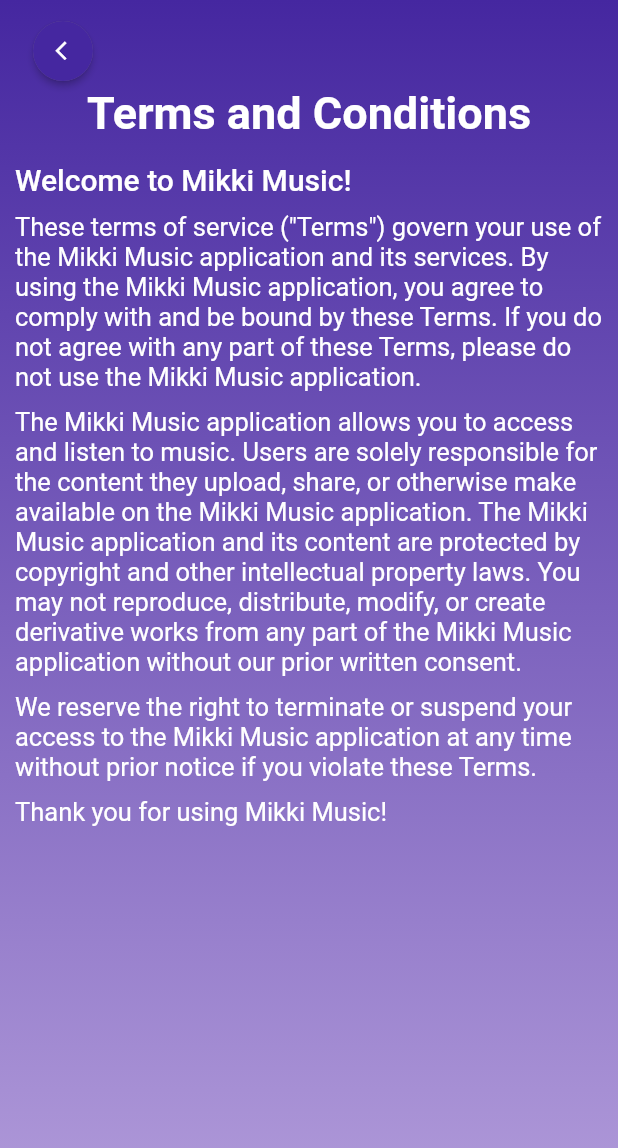
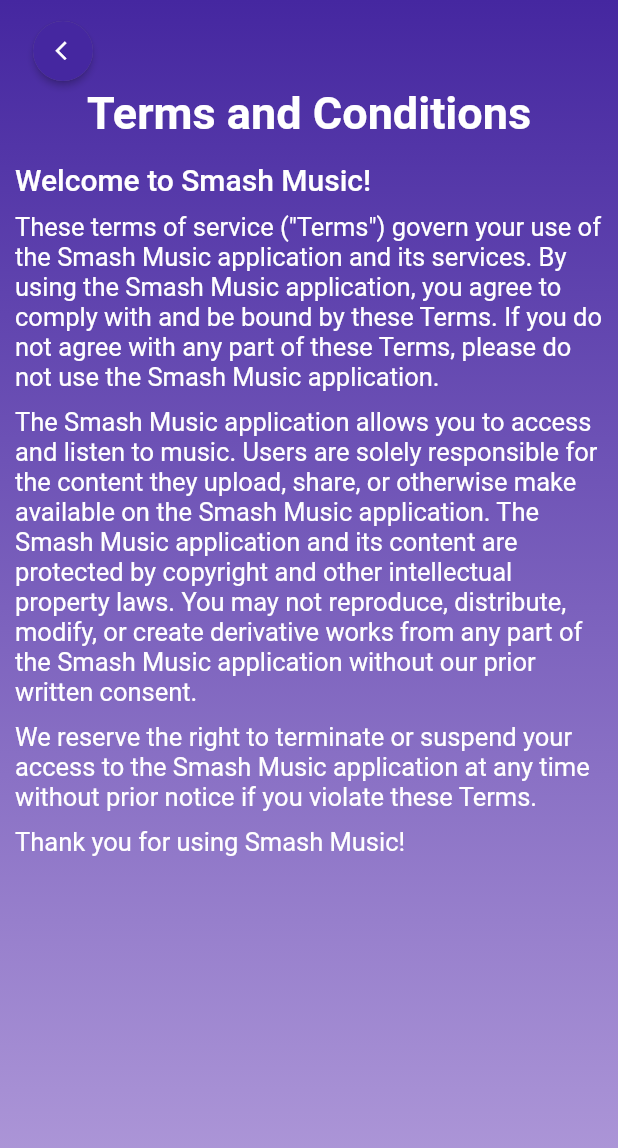
Before and after one commit to Shereena2000/music-player, a Flutter app: the TandCScreen screen opened directly, on a phone screen of 412 x 824 dp. Shown: the top 1148 px of the screen. Run offline on Flutter 3.47's test engine with Material 3 defaults, Android fonts, the light colour scheme and no system bars; our stand-ins replace hive_flutter, just_audio, on_audio_query, popover; accounts and stored records are empty.

Commit message:
change the name of app to Smash in settings

```diff
--- a/lib/main.dart
+++ b/lib/main.dart
@@ -59,7 +59,7 @@
   Widget build(BuildContext context) {
     return MaterialApp(
       debugShowCheckedModeBanner: false,
-      title: 'MIKKI MUSIC',
+      title: 'SMASH MUSIC',
       theme: ThemeData(
         colorScheme: ColorScheme.fromSeed(seedColor: Colors.deepPurple),
         useMaterial3: false,
--- a/lib/screens/setting_components/about_us.dart
+++ b/lib/screens/setting_components/about_us.dart
@@ -13,7 +13,7 @@
             style: headding,
           ),
           content:const Text(
-            'Rock your favorite music, anywhere! Mikki  lets you access and organize your music library on your phone, all offline. More features coming soon . . . .',
+            'Rock your favorite music, anywhere! Smash Music lets you access and organize your music library on your phone, all offline. More features coming soon . . . .',
             style: commontext,
           ),
         );
--- a/lib/screens/setting_components/privacy_policy_screen.dart
+++ b/lib/screens/setting_components/privacy_policy_screen.dart
@@ -32,7 +32,7 @@
                 height: 15,
               ),
               Text(
-                'Your privacy is very important to us. This Privacy Policy outlines how Mikki Music gathers, uses, and safeguards your personal information.',
+                'Your privacy is very important to us. This Privacy Policy outlines how Smash Music gathers, uses, and safeguards your personal information.',
                 style: normalText,
               ),
               sizeH10,
@@ -92,7 +92,7 @@
               ),
               sizeH10,
               Text(
-                'By using the Mikki Music application, you agree to the terms outlined in this Privacy Policy.',
+                'By using the Smash Music application, you agree to the terms outlined in this Privacy Policy.',
                 style: normalText,
               ),
               sizeH10,
@@ -109,7 +109,7 @@
               ),
               sizeH10,
               Text(
-                'Thank you for using Mikki Music! \n',
+                'Thank you for using Smash Music! \n',
                 style: normalText,
               ),
             ],
--- a/lib/screens/setting_components/t_and_c_screen.dart
+++ b/lib/screens/setting_components/t_and_c_screen.dart
@@ -28,27 +28,27 @@
                   height: 15,
                 ),
                 Text(
-                  'Welcome to Mikki Music!',
+                  'Welcome to Smash Music!',
                   style: commontext,
                 ),
                 sizeH10,
                 Text(
-                  'These terms of service ("Terms") govern your use of the Mikki Music application and its services. By using the Mikki Music application, you agree to comply with and be bound by these Terms. If you do not agree with any part of these Terms, please do not use the Mikki Music application.',
+                  'These terms of service ("Terms") govern your use of the Smash Music application and its services. By using the Smash Music application, you agree to comply with and be bound by these Terms. If you do not agree with any part of these Terms, please do not use the Smash Music application.',
                   style: normalText,
                 ),
                 sizeH10,
                 Text(
-                  'The Mikki Music application allows you to access and listen to music. Users are solely responsible for the content they upload, share, or otherwise make available on the Mikki Music application. The Mikki Music application and its content are protected by copyright and other intellectual property laws. You may not reproduce, distribute, modify, or create derivative works from any part of the Mikki Music application without our prior written consent.',
+                  'The Smash Music application allows you to access and listen to music. Users are solely responsible for the content they upload, share, or otherwise make available on the Smash Music application. The Smash Music application and its content are protected by copyright and other intellectual property laws. You may not reproduce, distribute, modify, or create derivative works from any part of the Smash Music application without our prior written consent.',
                   style: normalText,
                 ),
                 sizeH10,
                 Text(
-                  'We reserve the right to terminate or suspend your access to the Mikki Music application at any time without prior notice if you violate these Terms.',
+                  'We reserve the right to terminate or suspend your access to the Smash Music application at any time without prior notice if you violate these Terms.',
                   style: normalText,
                 ),
                 sizeH10,
                 Text(
-                  'Thank you for using Mikki Music!',
+                  'Thank you for using Smash Music!',
                   style: normalText,
                 ),
               ],
```
